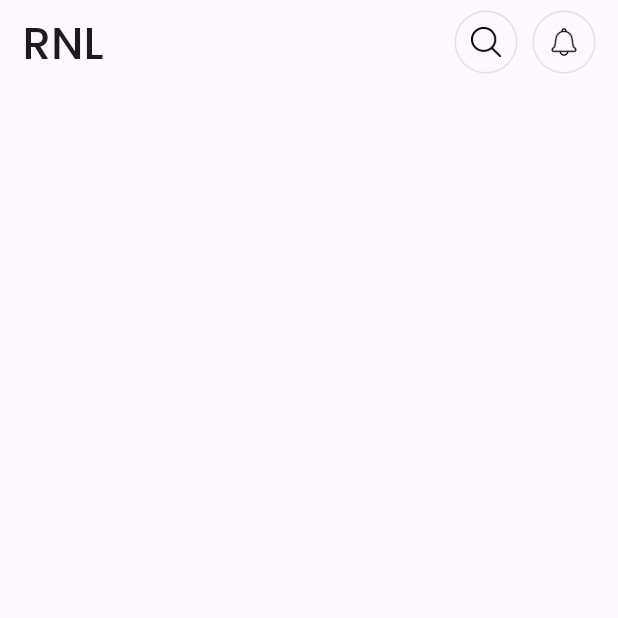
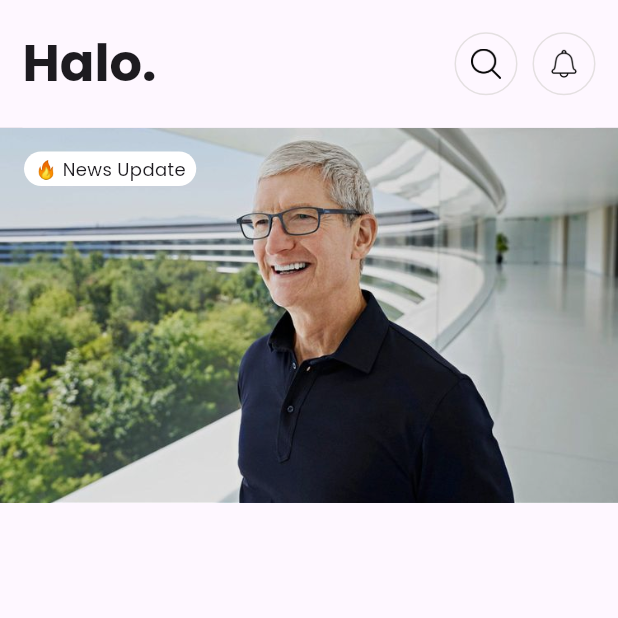
Before and after one commit to nandah4/halo-news, a Flutter app: the screen it shows after launch, on a phone screen of 412 x 824 dp, the top half of it. Run offline on Flutter 3.47's test engine with Material 3 defaults, Android fonts, the phone set to English and light mode, and no system bars.

Commit message:
feat: add label into the hero section

```diff
--- a/lib/screens/home_screen.dart
+++ b/lib/screens/home_screen.dart
@@ -1,5 +1,4 @@
 import 'dart:ui';
-
 import 'package:flutter/material.dart';
 import 'package:my_flutter1/widgets/appbar.dart';
 
@@ -8,10 +7,51 @@ class HomeScreen extends StatelessWidget {
   @override
   Widget build(BuildContext context) {
     return Scaffold(
-      appBar: AppBarCustom(title: "RNL"),
+      appBar: AppBarCustom(title: "Halo."),
       body: ListView(
         scrollDirection: Axis.vertical,
-        children: [Container()],
+        children: [
+          SingleChildScrollView(
+            scrollDirection: Axis.horizontal,
+            child: Row(
+              mainAxisAlignment: MainAxisAlignment.start,
+              children: [
+                SizedBox(
+                  height: 250,
+                  width: MediaQuery.of(context).size.width,
+                  child: Stack(
+                    children: [
+                      Image.asset(
+                        'assets/images/hero-slide1.jpg',
+                        width: double.infinity,
+                        fit: BoxFit.cover,
+                      ),
+                      Container(
+                          width: double.infinity,
+                          height: double.infinity,
+                          color: Colors.black12.withAlpha(30)),
+                      Positioned(
+                          top: 16,
+                          left: 16,
+                          child: Container(
+                            padding: EdgeInsets.symmetric(
+                                horizontal: 7, vertical: 3),
+                            decoration: BoxDecoration(
+                                color: Colors.white,
+                                borderRadius: BorderRadius.circular(25)),
+                            child: Text(
+                              '🔥 News Update',
+                              style: TextStyle(
+                                  fontSize: 12, fontWeight: FontWeight.w400),
+                            ),
+                          ))
+                    ],
+                  ),
+                ),
+              ],
+            ),
+          )
+        ],
       ),
     );
   }
--- a/lib/widgets/appbar.dart
+++ b/lib/widgets/appbar.dart
@@ -13,11 +13,12 @@ class AppBarCustom extends StatelessWidget implements PreferredSizeWidget {
     return Padding(
       padding: EdgeInsets.symmetric(horizontal: 15),
       child: AppBar(
+          toolbarHeight: preferredSize.height,
           titleSpacing: 0,
           centerTitle: false,
           title: Text(
             title,
-            style: TextStyle(fontSize: 30, fontWeight: FontWeight.w500),
+            style: TextStyle(fontSize: 34, fontWeight: FontWeight.w700),
           ),
           actions: [
             Row(
@@ -46,11 +47,11 @@ class AppBarCustom extends StatelessWidget implements PreferredSizeWidget {
                       height: 20,
                     )),
               ],
-            )
+            ),
           ]),
     );
   }
 
   @override
-  Size get preferredSize => const Size.fromHeight(kToolbarHeight);
+  Size get preferredSize => const Size.fromHeight(85);
 }
--- a/pubspec.yaml
+++ b/pubspec.yaml
@@ -59,6 +59,7 @@ flutter:
   # To add assets to your application, add an assets section, like this:
   assets:
     - assets/icons/
+    - assets/images/hero-slide1.jpg
       # - images/a_dot_ham.jpeg
 
       # An image asset can refer to one or more resolution-specific "variants", see
```
Also changed, not shown: assets/images/hero-slide1.jpg (added).
